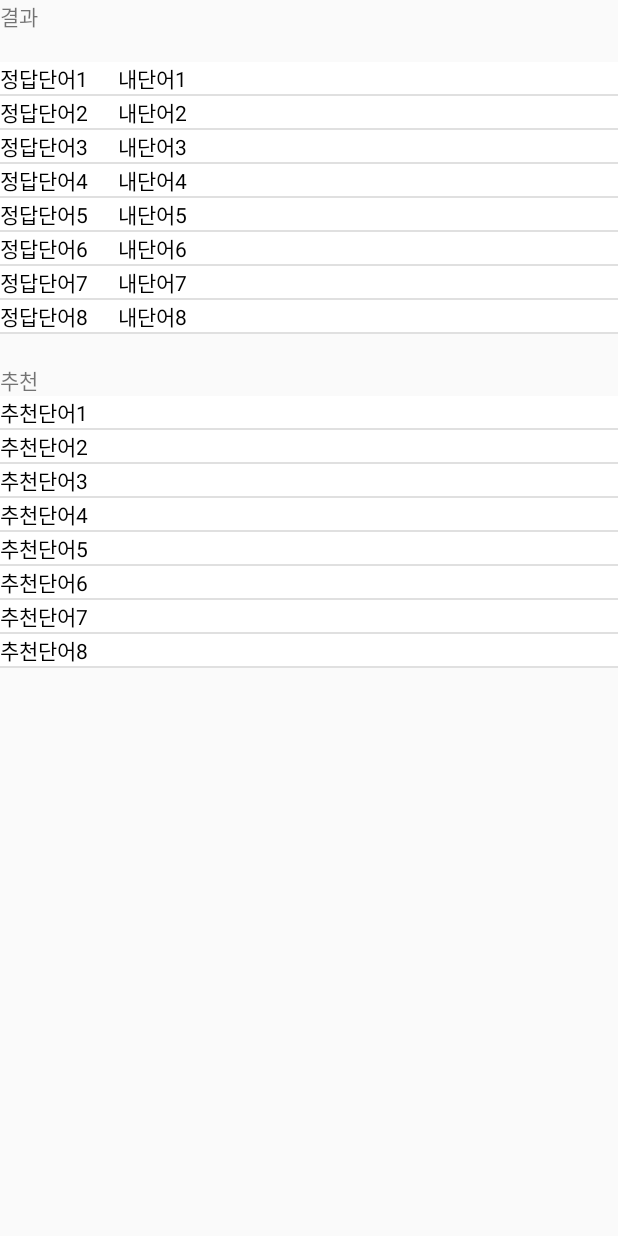
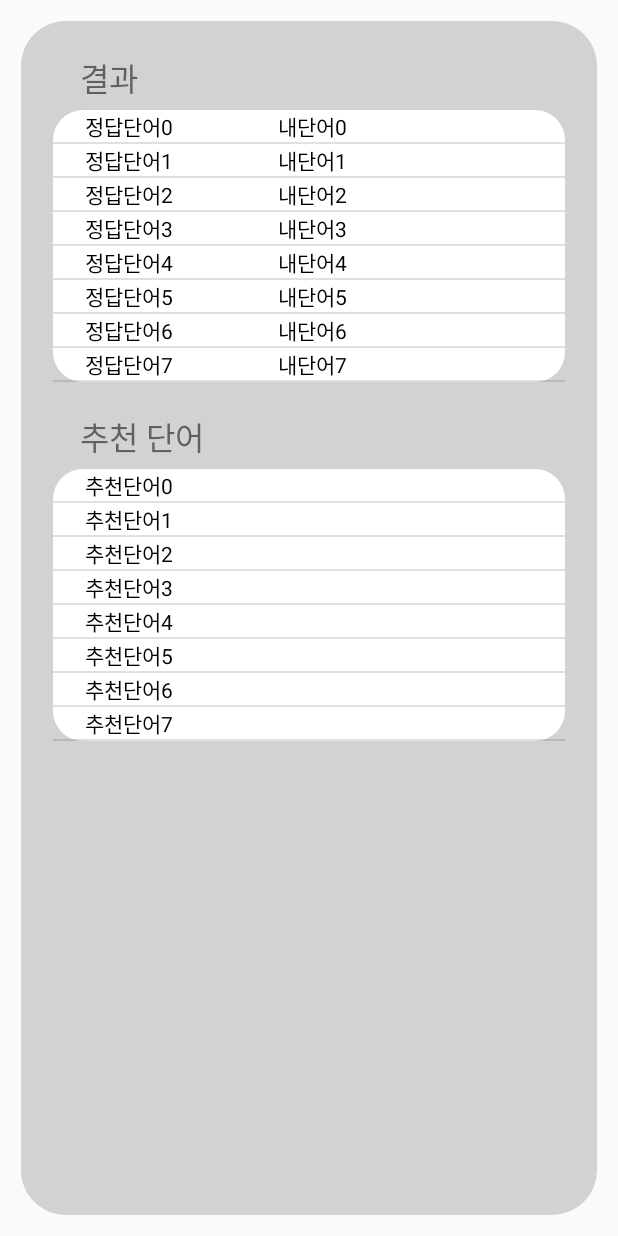
Before and after one commit to ehdrms2034/SMART_ANSWER_2020PNU, an Android app: the ResultView screen opened directly, with no data from a screen before it, on a phone screen of 412 x 824 dp. Run offline under Robolectric (Android 15) with nearby library versions, the phone set to English and light mode, and no system bars.

Commit message:
Result View
Result View 디자인 입히기 완료

```diff
--- a/FrontEnd/src/SMART_ANSWER/app/build.gradle
+++ b/FrontEnd/src/SMART_ANSWER/app/build.gradle
@@ -43,7 +43,7 @@ dependencies {
     implementation 'com.squareup.okhttp3:logging-interceptor:3.8.0'
     implementation 'com.squareup.okhttp3:okhttp:3.8.0'
     implementation 'com.android.support:design'
-    compile 'org.mongodb:mongodb-driver-sync:4.1.0-beta1'
-    compile 'org.mongodb:mongodb-driver-legacy:4.1.0-beta1'
+    implementation 'org.mongodb:mongodb-driver-sync:4.1.0-beta1'
+    implementation 'org.mongodb:mongodb-driver-legacy:4.1.0-beta1'
 
 }
--- a/FrontEnd/src/SMART_ANSWER/app/src/main/AndroidManifest.xml
+++ b/FrontEnd/src/SMART_ANSWER/app/src/main/AndroidManifest.xml
@@ -15,7 +15,7 @@
         android:supportsRtl="true"
         android:theme="@style/AppTheme"
         android:usesCleartextTraffic="true"
-        android:networkSecurityConfig="@xml/network_security_config">>
+        android:networkSecurityConfig="@xml/network_security_config">
         <activity
             android:name=".MainActivity"
             android:label="@string/app_name" >
--- a/FrontEnd/src/SMART_ANSWER/app/src/main/java/com/example/smart_answer/ui/result/ResultView.java
+++ b/FrontEnd/src/SMART_ANSWER/app/src/main/java/com/example/smart_answer/ui/result/ResultView.java
@@ -37,7 +37,11 @@ public class ResultView extends AppCompatActivity {
         resultRecyclerAdapter = new RecyclerResultAdapter();
         resultRecycler.setAdapter(resultRecyclerAdapter);
 
-        RecyclerResult data1 = new RecyclerResult("정답단어1","내단어1");
+        for(int i=0; i<8; i++) {
+            RecyclerResult data = new RecyclerResult("정답단어"+i, "내단어"+i);
+            resultRecyclerAdapter.addItem(data);
+        }
+        /*RecyclerResult data1 = new RecyclerResult("정답단어1","내단어1");
         RecyclerResult data2 = new RecyclerResult("정답단어2","내단어2");
         RecyclerResult data3 = new RecyclerResult("정답단어3","내단어3");
         RecyclerResult data4 = new RecyclerResult("정답단어4","내단어4");
@@ -53,7 +57,7 @@ public class ResultView extends AppCompatActivity {
         resultRecyclerAdapter.addItem(data5);
         resultRecyclerAdapter.addItem(data6);
         resultRecyclerAdapter.addItem(data7);
-        resultRecyclerAdapter.addItem(data8);
+        resultRecyclerAdapter.addItem(data8);*/
 
         //추천
         recommandRecycler = findViewById(R.id.ResultRecommand);
@@ -64,7 +68,11 @@ public class ResultView extends AppCompatActivity {
         recommandRecyclerAdapter = new RecyclerRecommandAdapter();
         recommandRecycler.setAdapter(recommandRecyclerAdapter);
 
-        RecyclerRecommand data11 = new RecyclerRecommand("추천단어1");
+        for(int i=0; i<8; i++) {
+            RecyclerRecommand data = new RecyclerRecommand("추천단어"+i);
+            recommandRecyclerAdapter.addItem(data);
+        }
+        /*RecyclerRecommand data11 = new RecyclerRecommand("추천단어1");
         RecyclerRecommand data22 = new RecyclerRecommand("추천단어2");
         RecyclerRecommand data33 = new RecyclerRecommand("추천단어3");
         RecyclerRecommand data44 = new RecyclerRecommand("추천단어4");
@@ -81,6 +89,6 @@ public class ResultView extends AppCompatActivity {
         recommandRecyclerAdapter.addItem(data66);
         recommandRecyclerAdapter.addItem(data77);
         recommandRecyclerAdapter.addItem(data88);
-
+*/
     }
 }
--- /dev/null
+++ b/FrontEnd/src/SMART_ANSWER/app/src/main/res/drawable/rounded_gray.xml
@@ -0,0 +1,6 @@
+<?xml version="1.0" encoding="UTF-8"?>
+<shape xmlns:android="http://schemas.android.com/apk/res/android">
+    <solid android:color="#d2d2d2"/>
+    <corners android:radius="30dp"/>
+    <padding android:left="0dp" android:top="0dp" android:right="0dp" android:bottom="0dp" />
+</shape>
--- /dev/null
+++ b/FrontEnd/src/SMART_ANSWER/app/src/main/res/drawable/rounded_white.xml
@@ -0,0 +1,6 @@
+<?xml version="1.0" encoding="UTF-8"?>
+<shape xmlns:android="http://schemas.android.com/apk/res/android">
+    <solid android:color="#ffffff"/>
+    <corners android:radius="20dp"/>
+    <padding android:left="0dp" android:top="0dp" android:right="0dp" android:bottom="0dp" />
+</shape>
--- a/FrontEnd/src/SMART_ANSWER/app/src/main/res/layout/activity_result.xml
+++ b/FrontEnd/src/SMART_ANSWER/app/src/main/res/layout/activity_result.xml
@@ -7,6 +7,11 @@
     <LinearLayout
         android:layout_width="match_parent"
         android:layout_height="match_parent"
+        android:layout_marginTop="14dp"
+        android:layout_marginLeft="14dp"
+        android:layout_marginBottom="14dp"
+        android:layout_marginRight="14dp"
+        android:background="@drawable/rounded_gray"
         app:layout_constraintTop_toTopOf="parent"
         app:layout_constraintLeft_toLeftOf="parent"
         app:layout_constraintRight_toRightOf="parent"
@@ -15,14 +20,19 @@
     <TextView
         android:layout_width="wrap_content"
         android:layout_height="wrap_content"
-        android:layout_marginBottom="20dp"
+        android:layout_marginLeft="39dp"
+        android:layout_marginTop="21dp"
+        android:layout_marginBottom="5dp"
         android:text="결과"
+        android:textSize="21sp"
         tools:ignore="MissingConstraints" />
     <androidx.recyclerview.widget.RecyclerView
         android:id="@+id/ResultRecycler"
         android:layout_width="match_parent"
         android:layout_height="wrap_content"
-        android:background="#ffffff"
+        android:layout_marginLeft="21dp"
+        android:layout_marginRight="21dp"
+        android:background="@drawable/rounded_white"
         android:orientation="horizontal"
         android:scrollbars="horizontal"
         app:layout_constraintBottom_toBottomOf="parent"
@@ -31,14 +41,19 @@
     <TextView
         android:layout_width="wrap_content"
         android:layout_height="wrap_content"
+        android:layout_marginLeft="39dp"
         android:layout_marginTop="20dp"
-        android:text="추천"
+        android:layout_marginBottom="5dp"
+        android:text="추천 단어"
+        android:textSize="21sp"
         tools:ignore="MissingConstraints"/>
     <androidx.recyclerview.widget.RecyclerView
         android:id="@+id/ResultRecommand"
         android:layout_width="match_parent"
         android:layout_height="wrap_content"
-        android:background="#ffffff"
+        android:layout_marginLeft="21dp"
+        android:layout_marginRight="21dp"
+        android:background="@drawable/rounded_white"
         android:orientation="horizontal"
         android:scrollbars="horizontal"
         app:layout_constraintBottom_toBottomOf="parent"
--- a/FrontEnd/src/SMART_ANSWER/app/src/main/res/layout/item_recommand.xml
+++ b/FrontEnd/src/SMART_ANSWER/app/src/main/res/layout/item_recommand.xml
@@ -5,7 +5,6 @@
     android:id="@+id/recommand"
     android:layout_width="wrap_content"
     android:layout_height="wrap_content"
-    android:background="#ffffff"
     xmlns:app="http://schemas.android.com/apk/res-auto">
     <TextView
         android:id="@+id/result_recommand"
@@ -13,8 +12,7 @@
         android:layout_height="wrap_content"
         android:text="recommand word"
         android:textColor="#000000"
-        android:gravity="right"
-        android:layout_marginLeft="10dp"
+        android:paddingLeft="21dp"
         app:layout_constraintBottom_toBottomOf="parent"
         app:layout_constraintTop_toTopOf="parent"
         tools:ignore="MissingConstraints" />
--- a/FrontEnd/src/SMART_ANSWER/app/src/main/res/layout/item_result.xml
+++ b/FrontEnd/src/SMART_ANSWER/app/src/main/res/layout/item_result.xml
@@ -4,7 +4,6 @@
     android:id="@+id/result"
     android:layout_width="wrap_content"
     android:layout_height="wrap_content"
-    android:background="#ffffff"
     xmlns:app="http://schemas.android.com/apk/res-auto">
     <TextView
         android:id="@+id/result_answer"
@@ -12,9 +11,8 @@
         android:layout_height="wrap_content"
         android:text="samseong"
         android:textColor="#000000"
-        android:gravity="right"
         app:layout_constraintRight_toLeftOf="@id/result_my_answer"
-        android:layout_marginLeft="10dp"
+        android:paddingLeft="21dp"
         app:layout_constraintBottom_toBottomOf="parent"
         app:layout_constraintTop_toTopOf="parent" />
 
@@ -24,9 +22,8 @@
         android:layout_height="wrap_content"
         android:text="samsung"
         android:textColor="#000000"
-        android:gravity="left"
         app:layout_constraintLeft_toRightOf="@id/result_answer"
-        android:layout_marginLeft="20dp"
+        android:paddingLeft="70dp"
         app:layout_constraintBottom_toBottomOf="parent"
         app:layout_constraintTop_toTopOf="parent" />
 
```
